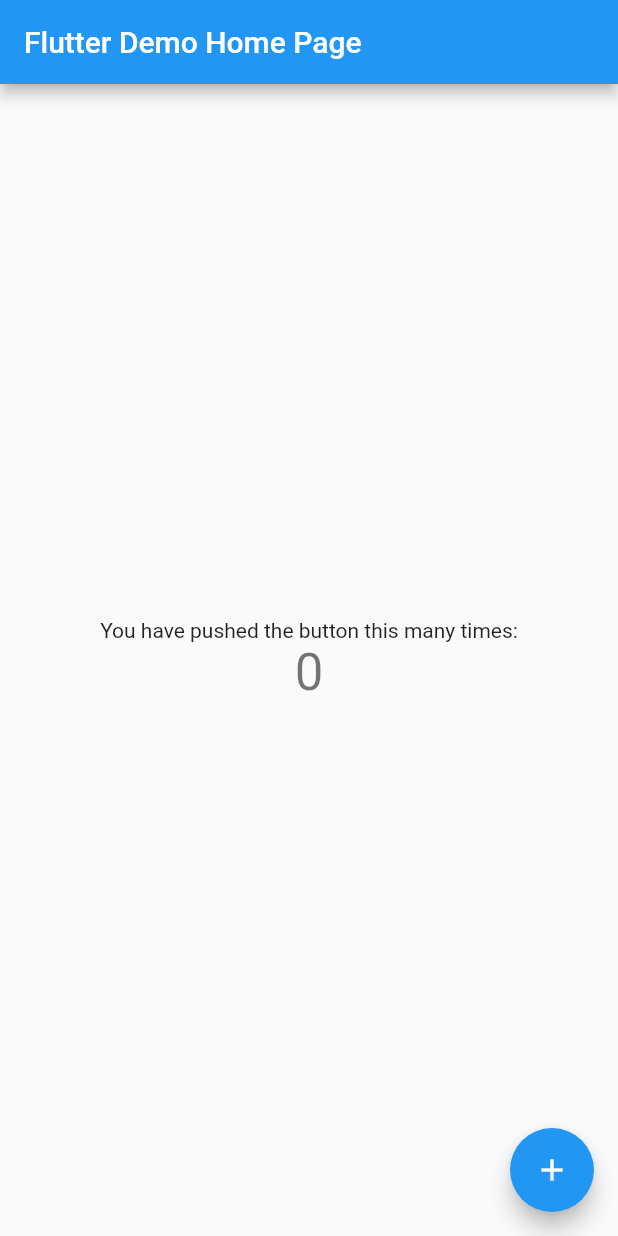
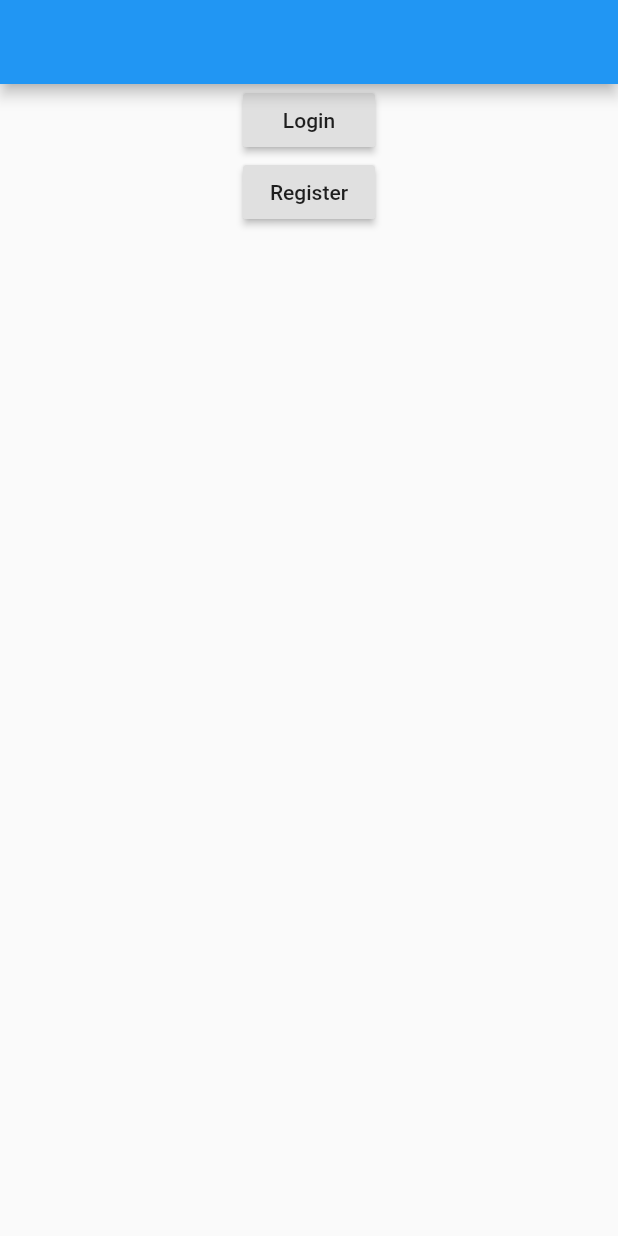
Before and after one commit to phongsathorn1/Pomodoro, a Flutter app: the screen it shows after launch, on a phone screen of 412 x 824 dp. Run offline on Flutter 3.47's test engine with Material 2 defaults, Android fonts, the phone set to English and light mode, and no system bars; our stand-ins replace firebase_auth; accounts and stored records are empty.

Commit message:
Create register

```diff
--- a/lib/main.dart
+++ b/lib/main.dart
@@ -1,111 +1,26 @@
 import 'package:flutter/material.dart';
+
+import 'views/home.dart';
+import 'views/login.dart';
+import 'views/register.dart';
 
 void main() => runApp(MyApp());
 
 class MyApp extends StatelessWidget {
-  // This widget is the root of your application.
   @override
   Widget build(BuildContext context) {
     return MaterialApp(
       title: 'Flutter Demo',
       theme: ThemeData(
-        // This is the theme of your application.
-        //
-        // Try running your application with "flutter run". You'll see the
-        // application has a blue toolbar. Then, without quitting the app, try
-        // changing the primarySwatch below to Colors.green and then invoke
-        // "hot reload" (press "r" in the console where you ran "flutter run",
-        // or simply save your changes to "hot reload" in a Flutter IDE).
-        // Notice that the counter didn't reset back to zero; the application
-        // is not restarted.
         primarySwatch: Colors.blue,
       ),
-      home: MyHomePage(title: 'Flutter Demo Home Page'),
+      debugShowCheckedModeBanner: false,
+      initialRoute: '/',
+      routes: {
+        '/': (context) => HomeScreen(),
+        '/login': (context) => LoginScreen(),
+        '/register': (context) => RegisterScreen()
+      },
     );
   }
 }
-
-class MyHomePage extends StatefulWidget {
-  MyHomePage({Key key, this.title}) : super(key: key);
-
-  // This widget is the home page of your application. It is stateful, meaning
-  // that it has a State object (defined below) that contains fields that affect
-  // how it looks.
-
-  // This class is the configuration for the state. It holds the values (in this
-  // case the title) provided by the parent (in this case the App widget) and
-  // used by the build method of the State. Fields in a Widget subclass are
-  // always marked "final".
-
-  final String title;
-
-  @override
-  _MyHomePageState createState() => _MyHomePageState();
-}
-
-class _MyHomePageState extends State<MyHomePage> {
-  int _counter = 0;
-
-  void _incrementCounter() {
-    setState(() {
-      // This call to setState tells the Flutter framework that something has
-      // changed in this State, which causes it to rerun the build method below
-      // so that the display can reflect the updated values. If we changed
-      // _counter without calling setState(), then the build method would not be
-      // called again, and so nothing would appear to happen.
-      _counter++;
-    });
-  }
-
-  @override
-  Widget build(BuildContext context) {
-    // This method is rerun every time setState is called, for instance as done
-    // by the _incrementCounter method above.
-    //
-    // The Flutter framework has been optimized to make rerunning build methods
-    // fast, so that you can just rebuild anything that needs updating rather
-    // than having to individually change instances of widgets.
-    return Scaffold(
-      appBar: AppBar(
-        // Here we take the value from the MyHomePage object that was created by
-        // the App.build method, and use it to set our appbar title.
-        title: Text(widget.title),
-      ),
-      body: Center(
-        // Center is a layout widget. It takes a single child and positions it
-        // in the middle of the parent.
-        child: Column(
-          // Column is also layout widget. It takes a list of children and
-          // arranges them vertically. By default, it sizes itself to fit its
-          // children horizontally, and tries to be as tall as its parent.
-          //
-          // Invoke "debug painting" (press "p" in the console, choose the
-          // "Toggle Debug Paint" action from the Flutter Inspector in Android
-          // Studio, or the "Toggle Debug Paint" command in Visual Studio Code)
-          // to see the wireframe for each widget.
-          //
-          // Column has various properties to control how it sizes itself and
-          // how it positions its children. Here we use mainAxisAlignment to
-          // center the children vertically; the main axis here is the vertical
-          // axis because Columns are vertical (the cross axis would be
-          // horizontal).
-          mainAxisAlignment: MainAxisAlignment.center,
-          children: <Widget>[
-            Text(
-              'You have pushed the button this many times:',
-            ),
-            Text(
-              '$_counter',
-              style: Theme.of(context).textTheme.display1,
-            ),
-          ],
-        ),
-      ),
-      floatingActionButton: FloatingActionButton(
-        onPressed: _incrementCounter,
-        tooltip: 'Increment',
-        child: Icon(Icons.add),
-      ), // This trailing comma makes auto-formatting nicer for build methods.
-    );
-  }
-}
--- /dev/null
+++ b/lib/views/home.dart
@@ -0,0 +1,26 @@
+import 'package:flutter/material.dart';
+
+class HomeScreen extends StatelessWidget {
+  @override
+  Widget build(BuildContext context) {
+    return Scaffold(
+      appBar: AppBar(),
+      body: Center(
+        child: Column(children: <Widget>[
+          RaisedButton(
+            child: Text("Login"),
+            onPressed: () => {
+              Navigator.pushNamed(context, '/login')
+            },
+          ),
+          RaisedButton(
+            child: Text("Register"),
+            onPressed: () => {
+              Navigator.pushNamed(context, '/register')
+            },
+          )
+        ],),
+      ),
+    );
+  }
+}
--- a/pubspec.yaml
+++ b/pubspec.yaml
@@ -23,6 +23,9 @@
   # The following adds the Cupertino Icons font to your application.
   # Use with the CupertinoIcons class for iOS style icons.
   cupertino_icons: ^0.1.2
+  firebase_core: ^0.3.4
+  firebase_auth: ^0.8.4+2
+  cloud_firestore: ^0.9.13+1
 
 dev_dependencies:
   flutter_test:
```
Also changed, not shown: lib/views/login.dart (added, +43 -0 lines), lib/views/register.dart (added, +120 -0 lines), pubspec.lock, 7 other files.
